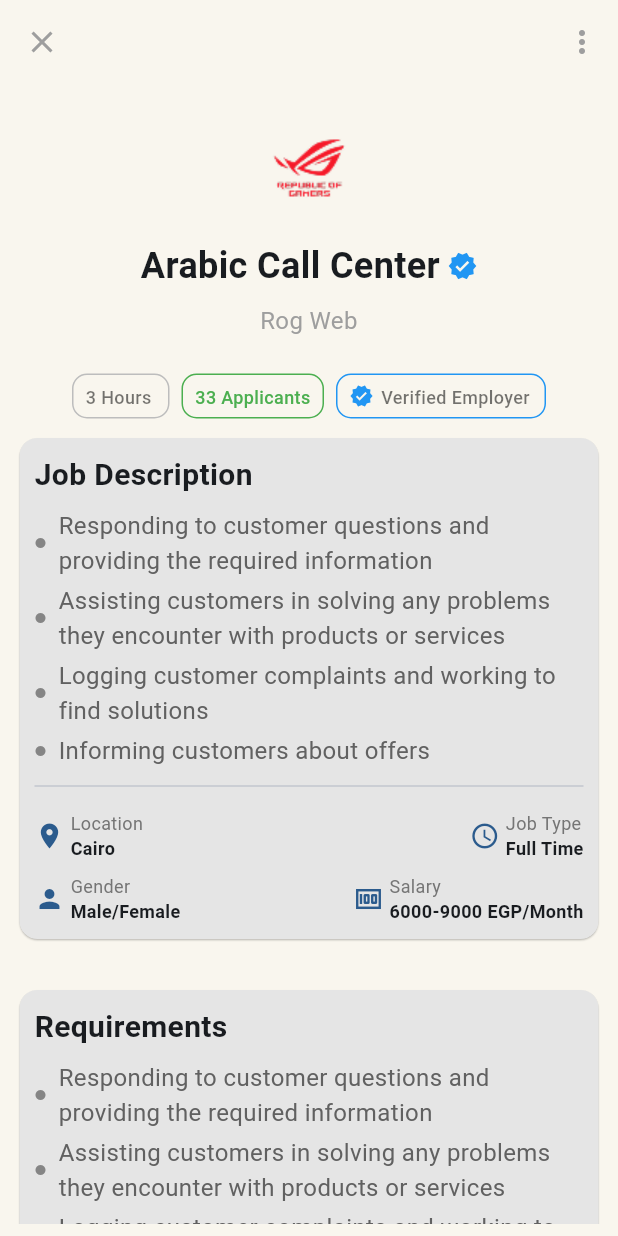
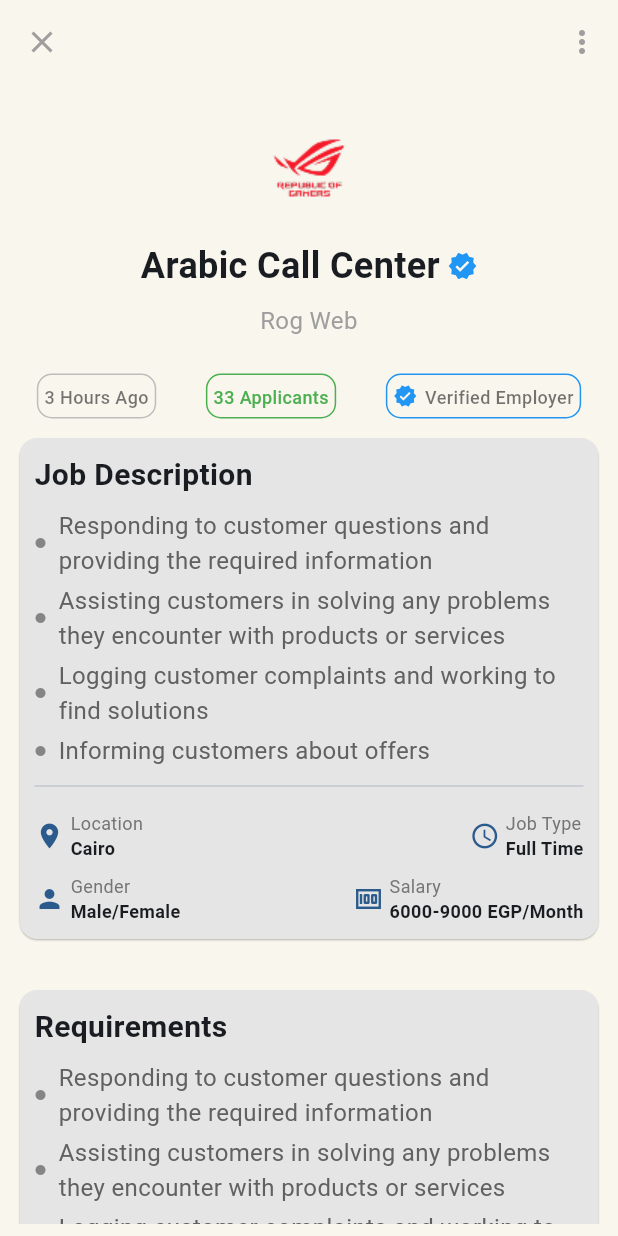
Before and after one commit to yousefmohamed35/home_view, a Flutter app: the JobDescriptionView screen opened directly, on a phone screen of 412 x 824 dp. Run offline on Flutter 3.47's test engine with Material 3 defaults, Android fonts, the phone set to English and light mode, and no system bars; our stand-ins replace google_fonts.

Commit message:
update status bar

```diff
--- a/lib/home/presentation/view/widgets/status_row.dart
+++ b/lib/home/presentation/view/widgets/status_row.dart
@@ -6,22 +6,20 @@ class StatusRowWidget extends StatelessWidget {
   @override
   Widget build(BuildContext context) {
     return Row(
-      mainAxisAlignment: MainAxisAlignment.center,
+      mainAxisAlignment: MainAxisAlignment.spaceAround,
       children: [
         _buildStatusContainer(
           text: "3 Hours Ago",
           textColor: Colors.black54,
           borderColor: Colors.grey.shade400,
-          width: 65,
         ),
-        SizedBox(width: 8),
+
         _buildStatusContainer(
           text: "33 Applicants",
           textColor: Colors.green,
           borderColor: Colors.green,
-          width: 95,
         ),
-        SizedBox(width: 8),
+
         _buildVerifiedContainer(),
       ],
     );
@@ -31,12 +29,10 @@ class StatusRowWidget extends StatelessWidget {
     required String text,
     required Color textColor,
     required Color borderColor,
-    required double width,
   }) {
     return Container(
-      width: width,
       height: 30,
-      padding: EdgeInsets.symmetric(horizontal: 8, vertical: 6),
+      padding: EdgeInsets.symmetric(horizontal: 4, vertical: 6),
       decoration: BoxDecoration(
         border: Border.all(color: borderColor),
         borderRadius: BorderRadius.circular(10),
@@ -56,9 +52,8 @@ class StatusRowWidget extends StatelessWidget {
 
   Widget _buildVerifiedContainer() {
     return Container(
-      width: 140,
       height: 30,
-      padding: EdgeInsets.symmetric(horizontal: 8, vertical: 6),
+      padding: EdgeInsets.symmetric(horizontal: 4, vertical: 6),
       decoration: BoxDecoration(
         border: Border.all(color: Colors.blue),
         borderRadius: BorderRadius.circular(10),
```
